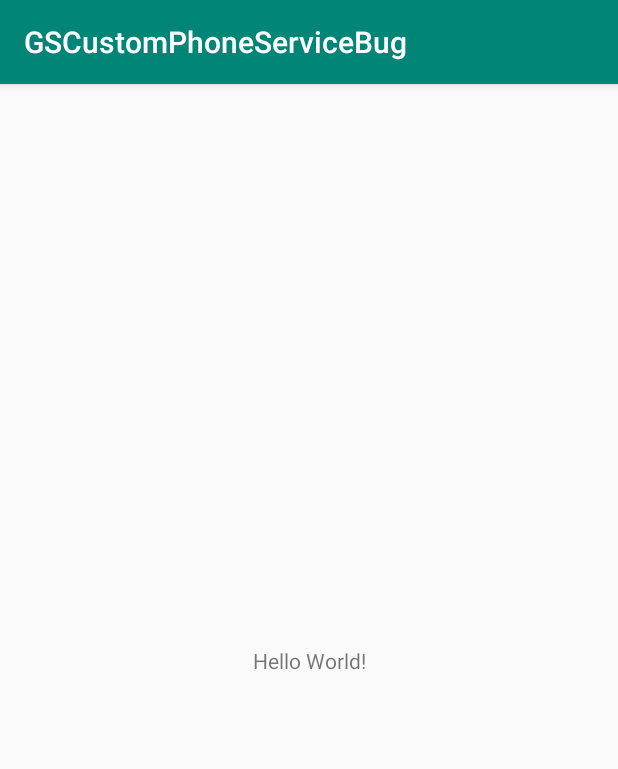
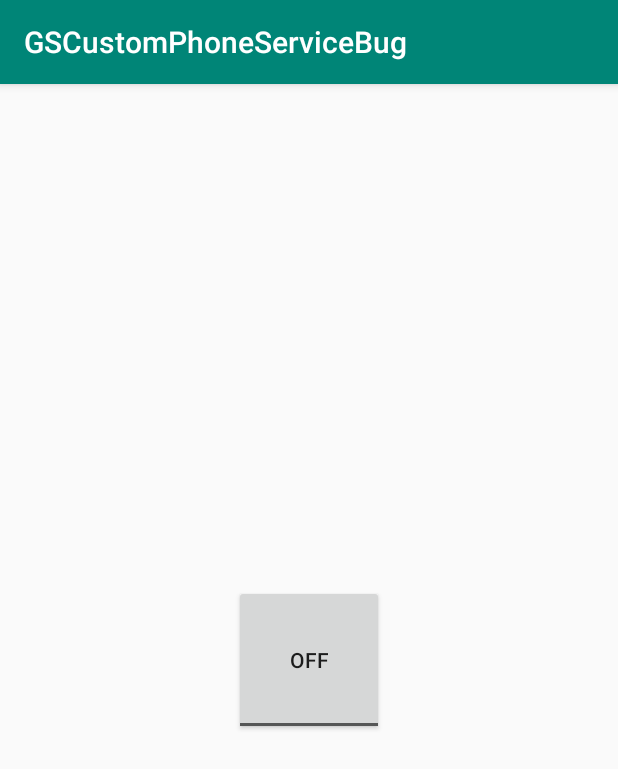
Before and after one commit to jmarks213/gslibscustomphoneservicebug, an Android app: the screen it shows after launch (MainActivity), on a phone screen of 412 x 824 dp. Shown: the top 769 px of the screen. Run offline under Robolectric (Android 15) with nearby library versions, the phone set to English and light mode, and no system bars; libraries missing offline, so code that uses them is left out: com.gs.account, com.gs.common, com.gs.phone, com.gs.sms.

Commit message:
Initial commit that demonstrates the bug

```diff
--- a/app/src/main/AndroidManifest.xml
+++ b/app/src/main/AndroidManifest.xml
@@ -2,7 +2,7 @@
 <manifest xmlns:android="http://schemas.android.com/apk/res/android"
           xmlns:tools="http://schemas.android.com/tools" package="com.example.gscustomphoneservicebug">
 
-    <uses-permission android:name="android.permission.WRITE_EXTERNAL_STORAGE" />
+    <uses-permission android:name="android.permission.WAKE_LOCK" />
 
     <application
             android:allowBackup="true"
--- a/app/src/main/res/layout/activity_main.xml
+++ b/app/src/main/res/layout/activity_main.xml
@@ -1,19 +1,15 @@
 <?xml version="1.0" encoding="utf-8"?>
-<androidx.constraintlayout.widget.ConstraintLayout
+<RelativeLayout
         xmlns:android="http://schemas.android.com/apk/res/android"
         xmlns:tools="http://schemas.android.com/tools"
         xmlns:app="http://schemas.android.com/apk/res-auto"
         android:layout_width="match_parent"
-        android:layout_height="match_parent"
-        tools:context=".MainActivity">
+        android:layout_height="match_parent">
 
-    <TextView
-            android:layout_width="wrap_content"
-            android:layout_height="wrap_content"
-            android:text="Hello World!"
-            app:layout_constraintBottom_toBottomOf="parent"
-            app:layout_constraintLeft_toLeftOf="parent"
-            app:layout_constraintRight_toRightOf="parent"
-            app:layout_constraintTop_toTopOf="parent"/>
+    <ToggleButton
+            android:id="@+id/toggle_btn"
+            android:layout_width="100dp"
+            android:layout_height="100dp"
+            android:layout_centerInParent="true" />
 
-</androidx.constraintlayout.widget.ConstraintLayout>
+</RelativeLayout>
```
Also changed, not shown: app/src/main/java/com/example/gscustomphoneservicebug/FileUtils.kt (+0 -8 lines), app/src/main/java/com/example/gscustomphoneservicebug/MainActivity.kt (+58 -15 lines), 2 other files.
